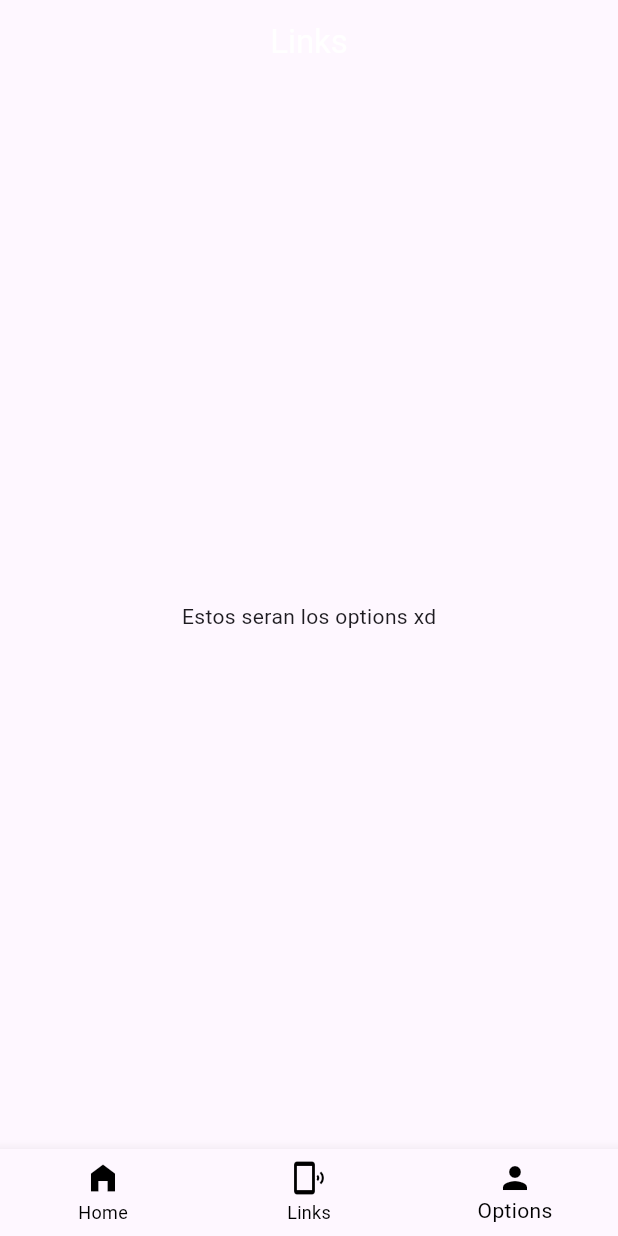
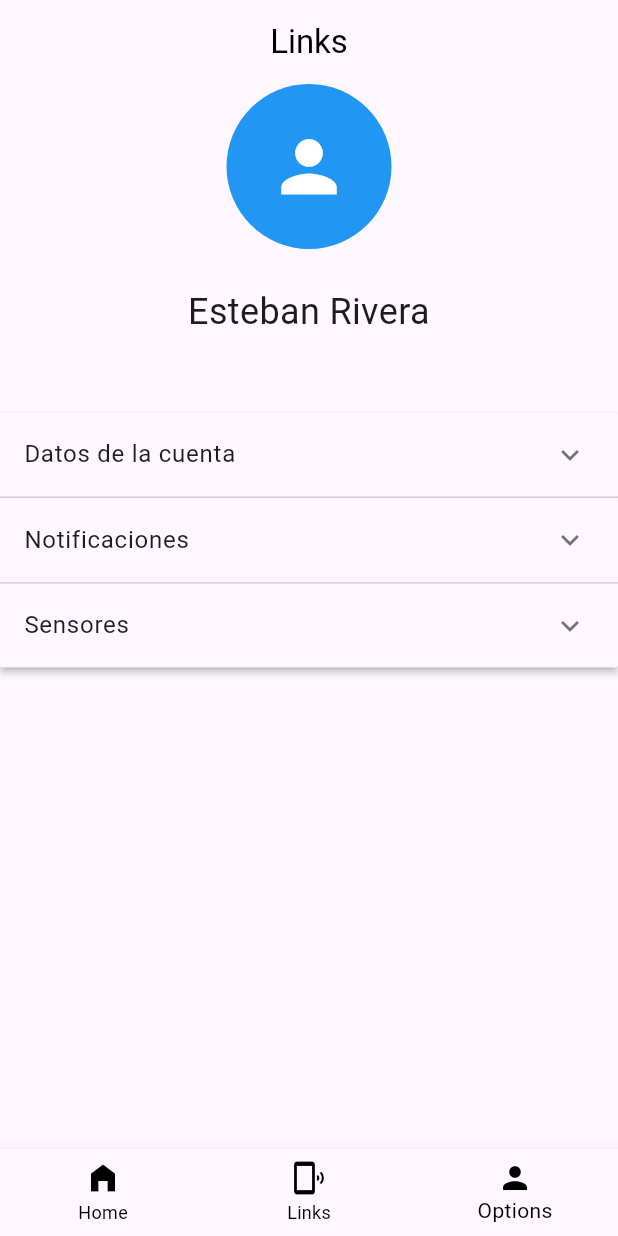
Before and after one commit to Mane-jaker/TechHouse-Front, a Flutter app: the screen it shows after launch, item 3 of the bottom bar chosen, on a phone screen of 412 x 824 dp. Run offline on Flutter 3.47's test engine with Material 2 defaults, Android fonts, the phone set to English and light mode, and no system bars.

Commit message:
Pagina de opciones, falta ver que va en los desplegables

```diff
--- a/tech_house/lib/display/screens/Options/options.dart
+++ b/tech_house/lib/display/screens/Options/options.dart
@@ -1,12 +1,82 @@
 import 'package:flutter/material.dart';
 
-class Options extends StatelessWidget {
+class Options extends StatefulWidget {
   const Options({super.key});
 
   @override
+  _OptionsState createState() => _OptionsState();
+}
+
+class _OptionsState extends State<Options> {
+  int _currentIndex = -1;
+
+  @override
   Widget build(BuildContext context) {
-    return const Center(
-      child: Text("Estos seran los options xd"),
+    return Scaffold(
+      body: ListView(
+        children: <Widget>[
+          CircleAvatar(
+            backgroundColor: Colors.blue,
+            child: Icon(Icons.person, color: Colors.white, size: 55.0),
+            radius: 55.0,
+          ),
+          SizedBox(height: 25,),
+          Text(
+            'Esteban Rivera',
+            style: TextStyle(fontSize: 24.0),
+            textAlign: TextAlign.center,
+          ),
+          SizedBox(height: 50,),
+          ExpansionPanelList(
+            expansionCallback: (int index, bool isExpanded) {
+              setState(() {
+                _currentIndex = _currentIndex == index ? -1 : index;
+              });
+            },
+            children: [
+              ExpansionPanel(
+                headerBuilder: (BuildContext context, bool isExpanded) {
+                  return ListTile(
+                    title: Text('Datos de la cuenta'),
+                  );
+                },
+                body: Column(
+                  children: [
+                    // Aquí puedes agregar el contenido que se mostrará cuando se expanda 'Datos de la cuenta'
+                  ],
+                ),
+                isExpanded: _currentIndex == 0,
+              ),
+              ExpansionPanel(
+                headerBuilder: (BuildContext context, bool isExpanded) {
+                  return ListTile(
+                    title: Text('Notificaciones'),
+                  );
+                },
+                body: Column(
+                  children: [
+                    // Aquí puedes agregar el contenido que se mostrará cuando se expanda 'Notificaciones'
+                  ],
+                ),
+                isExpanded: _currentIndex == 1,
+              ),
+              ExpansionPanel(
+                headerBuilder: (BuildContext context, bool isExpanded) {
+                  return ListTile(
+                    title: Text('Sensores'),
+                  );
+                },
+                body: Column(
+                  children: [
+                    // Aquí puedes agregar el contenido que se mostrará cuando se expanda 'Sensores'
+                  ],
+                ),
+                isExpanded: _currentIndex == 2,
+              ),
+            ],
+          ),
+        ],
+      ),
     );
   }
 }
--- a/tech_house/lib/display/widgets/global/navbar_bottom.dart
+++ b/tech_house/lib/display/widgets/global/navbar_bottom.dart
@@ -36,7 +36,7 @@ class _NavBarState extends State<NavbarBottom> {
         centerTitle: true,
         title: Text(
           pageTitles[pagenumber],
-          style: const TextStyle(color: Colors.white),
+          style: const TextStyle(color: Colors.black),
         ),
       ),
       body: pages[pagenumber],
```
